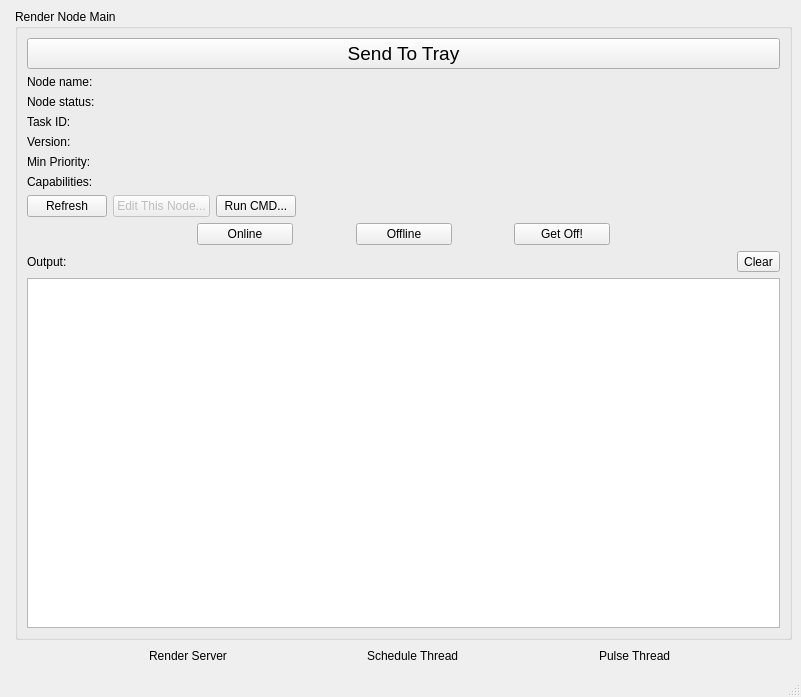
Above: ui/UI_RenderNodeMain.ui from david2777/DPS_Hydra before the change. Below: the same form after it.
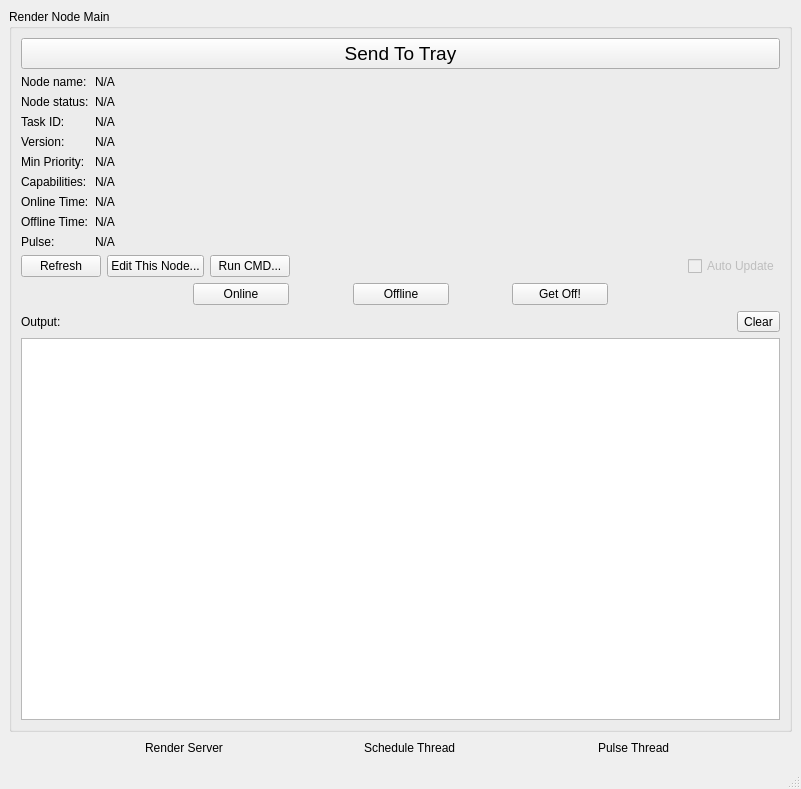
That is the form after the change. Icons and pictures are not drawn.

Commit message: Fixes for RenderNodeMain, FarmView, and NodeEditor

The edit to the form file:
```diff
--- a/ui/UI_RenderNodeMain.ui
+++ b/ui/UI_RenderNodeMain.ui
@@ -7,7 +7,7 @@
     <x>0</x>
     <y>0</y>
     <width>801</width>
-    <height>697</height>
+    <height>789</height>
    </rect>
   </property>
   <property name="windowTitle">
@@ -15,15 +15,119 @@
   </property>
   <widget class="QWidget" name="centralwidget">
    <layout class="QFormLayout" name="formLayout">
-    <item row="0" column="1">
+    <item row="2" column="0" colspan="2">
+     <layout class="QHBoxLayout" name="statusLayout">
+      <item>
+       <spacer name="horizontalSpacer_5">
+        <property name="orientation">
+         <enum>Qt::Horizontal</enum>
+        </property>
+        <property name="sizeHint" stdset="0">
+         <size>
+          <width>40</width>
+          <height>20</height>
+         </size>
+        </property>
+       </spacer>
+      </item>
+      <item>
+       <widget class="QLabel" name="renderServerPixmap">
+        <property name="text">
+         <string/>
+        </property>
+        <property name="pixmap">
+         <pixmap>../images/status/notStarted.png</pixmap>
+        </property>
+       </widget>
+      </item>
+      <item>
+       <widget class="QLabel" name="renderServerLabel">
+        <property name="text">
+         <string>Render Server</string>
+        </property>
+       </widget>
+      </item>
+      <item>
+       <spacer name="horizontalSpacer_3">
+        <property name="orientation">
+         <enum>Qt::Horizontal</enum>
+        </property>
+        <property name="sizeHint" stdset="0">
+         <size>
+          <width>40</width>
+          <height>20</height>
+         </size>
+        </property>
+       </spacer>
+      </item>
+      <item>
+       <widget class="QLabel" name="scheduleThreadPixmap">
+        <property name="text">
+         <string/>
+        </property>
+        <property name="pixmap">
+         <pixmap>../images/status/notStarted.png</pixmap>
+        </property>
+       </widget>
+      </item>
+      <item>
+       <widget class="QLabel" name="scheduleThreadLabel">
+        <property name="text">
+         <string>Schedule Thread</string>
+        </property>
+       </widget>
+      </item>
+      <item>
+       <spacer name="horizontalSpacer_4">
+        <property name="orientation">
+         <enum>Qt::Horizontal</enum>
+        </property>
+        <property name="sizeHint" stdset="0">
+         <size>
+          <width>40</width>
+          <height>20</height>
+         </size>
+        </property>
+       </spacer>
+      </item>
+      <item>
+       <widget class="QLabel" name="pulseThreadPixmap">
+        <property name="text">
+         <string/>
+        </property>
+        <property name="pixmap">
+         <pixmap>../images/status/notStarted.png</pixmap>
+        </property>
+       </widget>
+      </item>
+      <item>
+       <widget class="QLabel" name="pulseThreadLabel">
+        <property name="text">
+         <string>Pulse Thread</string>
+        </property>
+       </widget>
+      </item>
+      <item>
+       <spacer name="horizontalSpacer_6">
+        <property name="orientation">
+         <enum>Qt::Horizontal</enum>
+        </property>
+        <property name="sizeHint" stdset="0">
+         <size>
+          <width>40</width>
+          <height>20</height>
+         </size>
+        </property>
+       </spacer>
+      </item>
+     </layout>
+    </item>
+    <item row="0" column="0" colspan="2">
      <widget class="QGroupBox" name="MainGroup">
       <property name="title">
        <string>Render Node Main</string>
       </property>
       <layout class="QFormLayout" name="formLayout_2">
-       <property name="fieldGrowthPolicy">
-        <enum>QFormLayout::AllNonFixedFieldsGrow</enum>
-       </property>
        <item row="0" column="0" colspan="2">
         <widget class="QPushButton" name="trayButton">
          <property name="font">
@@ -41,97 +145,6 @@
          </property>
         </widget>
        </item>
-       <item row="1" column="0" colspan="2">
-        <layout class="QFormLayout" name="formLayout_thisNodeLabels">
-         <property name="fieldGrowthPolicy">
-          <enum>QFormLayout::AllNonFixedFieldsGrow</enum>
-         </property>
-         <item row="0" column="0">
-          <widget class="QLabel" name="nodeNameLabelLabel">
-           <property name="text">
-            <string>Node name:</string>
-           </property>
-          </widget>
-         </item>
-         <item row="0" column="1">
-          <widget class="QLabel" name="nodeNameLabel">
-           <property name="text">
-            <string/>
-           </property>
-          </widget>
-         </item>
-         <item row="1" column="0">
-          <widget class="QLabel" name="nodeStatusLabelLabel">
-           <property name="text">
-            <string>Node status:</string>
-           </property>
-          </widget>
-         </item>
-         <item row="1" column="1">
-          <widget class="QLabel" name="nodeStatusLabel">
-           <property name="text">
-            <string/>
-           </property>
-          </widget>
-         </item>
-         <item row="2" column="0">
-          <widget class="QLabel" name="taskIDLabelLabel">
-           <property name="text">
-            <string>Task ID:</string>
-           </property>
-          </widget>
-         </item>
-         <item row="2" column="1">
-          <widget class="QLabel" name="taskIDLabel">
-           <property name="text">
-            <string/>
-           </property>
-          </widget>
-         </item>
-         <item row="3" column="0">
-          <widget class="QLabel" name="nodeVersionLabelLabel">
-           <property name="text">
-            <string>Version:</string>
-           </property>
-          </widget>
-         </item>
-         <item row="3" column="1">
-          <widget class="QLabel" name="nodeVersionLabel">
-           <property name="text">
-            <string/>
-           </property>
-          </widget>
-         </item>
-         <item row="4" column="0">
-          <widget class="QLabel" name="nodeVersionLabelLabel_4">
-           <property name="text">
-            <string>Min Priority:</string>
-           </property>
-          </widget>
-         </item>
-         <item row="4" column="1">
-          <widget class="QLabel" name="minPriorityLabel">
-           <property name="text">
-            <string/>
-           </property>
-          </widget>
-         </item>
-         <item row="5" column="0">
-          <widget class="QLabel" name="nodeVersionLabelLabel_3">
-           <property name="text">
-            <string>Capabilities:</string>
-           </property>
-          </widget>
-         </item>
-         <item row="5" column="1">
-          <widget class="QLabel" name="capabilitiesLabel">
-           <property name="text">
-            <string/>
-           </property>
-          </widget>
-         </item>
-        </layout>
-       </item>
        <item row="2" column="0" colspan="2">
         <layout class="QHBoxLayout" name="horizontalLayout_6">
          <item>
@@ -151,7 +164,7 @@
          <item>
           <widget class="QPushButton" name="editThisNodeButton">
            <property name="enabled">
-            <bool>false</bool>
+            <bool>true</bool>
            </property>
            <property name="text">
             <string>Edit This Node...</string>
@@ -178,6 +191,16 @@
            </property>
           </spacer>
          </item>
+         <item>
+          <widget class="QCheckBox" name="autoUpdateCheckBox">
+           <property name="enabled">
+            <bool>false</bool>
+           </property>
+           <property name="text">
+            <string>Auto Update</string>
+           </property>
+          </widget>
+         </item>
         </layout>
        </item>
        <item row="3" column="0" colspan="2">
@@ -380,116 +403,142 @@
          </property>
         </widget>
        </item>
+       <item row="1" column="0" colspan="2">
+        <layout class="QFormLayout" name="formLayout_thisNodeLabels">
+         <property name="fieldGrowthPolicy">
+          <enum>QFormLayout::AllNonFixedFieldsGrow</enum>
+         </property>
+         <item row="0" column="0">
+          <widget class="QLabel" name="nodeNameLabel_LABEL">
+           <property name="text">
+            <string>Node name:</string>
+           </property>
+          </widget>
+         </item>
+         <item row="0" column="1">
+          <widget class="QLabel" name="nodeNameLabel">
+           <property name="text">
+            <string>N/A</string>
+           </property>
+          </widget>
+         </item>
+         <item row="1" column="0">
+          <widget class="QLabel" name="nodeStatusLabel_LABEL">
+           <property name="text">
+            <string>Node status:</string>
+           </property>
+          </widget>
+         </item>
+         <item row="1" column="1">
+          <widget class="QLabel" name="nodeStatusLabel">
+           <property name="text">
+            <string>N/A</string>
+           </property>
+          </widget>
+         </item>
+         <item row="2" column="0">
+          <widget class="QLabel" name="taskIDLabelLabel">
+           <property name="text">
+            <string>Task ID:</string>
+           </property>
+          </widget>
+         </item>
+         <item row="2" column="1">
+          <widget class="QLabel" name="taskIDLabel">
+           <property name="text">
+            <string>N/A</string>
+           </property>
+          </widget>
+         </item>
+         <item row="3" column="0">
+          <widget class="QLabel" name="nodeVersionLabel_LABEL">
+           <property name="text">
+            <string>Version:</string>
+           </property>
+          </widget>
+         </item>
+         <item row="3" column="1">
+          <widget class="QLabel" name="nodeVersionLabel">
+           <property name="text">
+            <string>N/A</string>
+           </property>
+          </widget>
+         </item>
+         <item row="4" column="0">
+          <widget class="QLabel" name="minPriorityLabel_LABEL">
+           <property name="text">
+            <string>Min Priority:</string>
+           </property>
+          </widget>
+         </item>
+         <item row="4" column="1">
+          <widget class="QLabel" name="minPriorityLabel">
+           <property name="text">
+            <string>N/A</string>
+           </property>
+          </widget>
+         </item>
+         <item row="5" column="0">
+          <widget class="QLabel" name="capabilitiesLabel_LABEL">
+           <property name="text">
+            <string>Capabilities:</string>
+           </property>
+          </widget>
+         </item>
+         <item row="5" column="1">
+          <widget class="QLabel" name="capabilitiesLabel">
+           <property name="text">
+            <string>N/A</string>
+           </property>
+          </widget>
+         </item>
+         <item row="6" column="0">
+          <widget class="QLabel" name="onlineTimeLabel_LABEL">
+           <property name="text">
+            <string>Online Time:</string>
+           </property>
+          </widget>
+         </item>
+         <item row="6" column="1">
+          <widget class="QLabel" name="onlineTimeLabel">
+           <property name="text">
+            <string>N/A</string>
+           </property>
+          </widget>
+         </item>
+         <item row="7" column="0">
+          <widget class="QLabel" name="offlineTimeLabel_LABEL">
+           <property name="text">
+            <string>Offline Time:</string>
+           </property>
+          </widget>
+         </item>
+         <item row="7" column="1">
+          <widget class="QLabel" name="offlineTimeLabel">
+           <property name="text">
+            <string>N/A</string>
+           </property>
+          </widget>
+         </item>
+         <item row="8" column="0">
+          <widget class="QLabel" name="pulseLabel_LABEL">
+           <property name="text">
+            <string>Pulse:</string>
+           </property>
+          </widget>
+         </item>
+         <item row="8" column="1">
+          <widget class="QLabel" name="pulseLabel">
+           <property name="text">
+            <string>N/A</string>
+           </property>
+          </widget>
+         </item>
+        </layout>
+       </item>
       </layout>
      </widget>
     </item>
-    <item row="1" column="1">
-     <layout class="QHBoxLayout" name="statusLayout">
-      <item>
-       <spacer name="horizontalSpacer_5">
-        <property name="orientation">
-         <enum>Qt::Horizontal</enum>
-        </property>
-        <property name="sizeHint" stdset="0">
-         <size>
-          <width>40</width>
-          <height>20</height>
-         </size>
-        </property>
-       </spacer>
-      </item>
-      <item>
-       <widget class="QLabel" name="renderServerPixmap">
-        <property name="text">
-         <string/>
-        </property>
-        <property name="pixmap">
-         <pixmap>../images/status/notStarted.png</pixmap>
-        </property>
-       </widget>
-      </item>
-      <item>
-       <widget class="QLabel" name="renderServerLabel">
-        <property name="text">
-         <string>Render Server</string>
-        </property>
-       </widget>
-      </item>
-      <item>
-       <spacer name="horizontalSpacer_3">
-        <property name="orientation">
-         <enum>Qt::Horizontal</enum>
-        </property>
-        <property name="sizeHint" stdset="0">
-         <size>
-          <width>40</width>
-          <height>20</height>
-         </size>
-        </property>
-       </spacer>
-      </item>
-      <item>
-       <widget class="QLabel" name="scheduleThreadPixmap">
-        <property name="text">
-         <string/>
-        </property>
-        <property name="pixmap">
-         <pixmap>../images/status/notStarted.png</pixmap>
-        </property>
-       </widget>
-      </item>
-      <item>
-       <widget class="QLabel" name="scheduleThreadLabel">
-        <property name="text">
-         <string>Schedule Thread</string>
-        </property>
-       </widget>
-      </item>
-      <item>
-       <spacer name="horizontalSpacer_4">
-        <property name="orientation">
-         <enum>Qt::Horizontal</enum>
-        </property>
-        <property name="sizeHint" stdset="0">
-         <size>
-          <width>40</width>
-          <height>20</height>
-         </size>
-        </property>
-       </spacer>
-      </item>
-      <item>
-       <widget class="QLabel" name="pulseThreadPixmap">
-        <property name="text">
-         <string/>
-        </property>
-        <property name="pixmap">
-         <pixmap>../images/status/notStarted.png</pixmap>
-        </property>
-       </widget>
-      </item>
-      <item>
-       <widget class="QLabel" name="pulseThreadLabel">
-        <property name="text">
-         <string>Pulse Thread</string>
-        </property>
-       </widget>
-      </item>
-      <item>
-       <spacer name="horizontalSpacer_6">
-        <property name="orientation">
-         <enum>Qt::Horizontal</enum>
-        </property>
-        <property name="sizeHint" stdset="0">
-         <size>
-          <width>40</width>
-          <height>20</height>
-         </size>
-        </property>
-       </spacer>
-      </item>
-     </layout>
-    </item>
    </layout>
   </widget>
   <widget class="QStatusBar" name="statusbar"/>
```
The commit also changes 4 other files.
